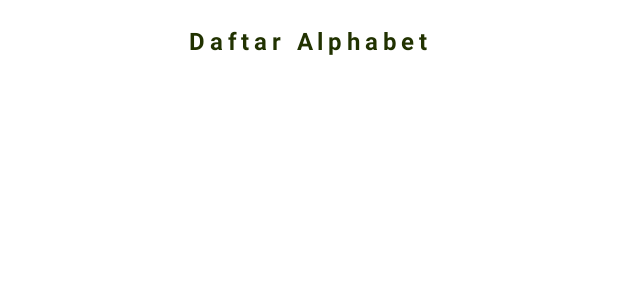
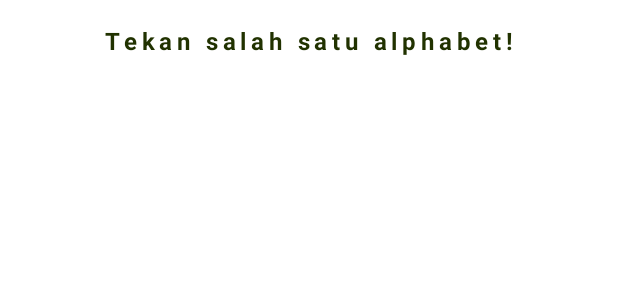
Before and after one commit to puay12/24001116-synrgy7-pan-yourwordcollection-ch3, an Android app: the layout fragment_main_navigation.xml on its own in the app's theme, with its tools: preview values and no code run, on a phone screen of 412 x 824 dp. Shown: the top 300 px of the screen. Run offline under Robolectric (Android 15) with nearby library versions, the phone set to English and light mode, and no system bars.

Commit message:
update: fix erorrs and bugs on navigation component

```diff
--- a/app/src/main/AndroidManifest.xml
+++ b/app/src/main/AndroidManifest.xml
@@ -1,6 +1,8 @@
 <?xml version="1.0" encoding="utf-8"?>
 <manifest xmlns:android="http://schemas.android.com/apk/res/android"
     xmlns:tools="http://schemas.android.com/tools">
+
+    <uses-permission android:name="android.permission.INTERNET"/>
 
     <application
         android:allowBackup="true"
@@ -12,8 +14,7 @@
         android:theme="@style/Theme.YourWordCollection"
         tools:targetApi="31">
         <activity
-            android:name=".NavigationComponentActivity"
-            android:exported="false" />
+            android:name=".navigationcomponent.NavigationComponentActivity" />
         <activity
             android:name=".activity.MainActivity"
             android:exported="true">
--- a/app/src/main/java/com/example/yourwordcollection/activity/MainActivity.kt
+++ b/app/src/main/java/com/example/yourwordcollection/activity/MainActivity.kt
@@ -2,6 +2,7 @@ package com.example.yourwordcollection.activity
 
 import androidx.appcompat.app.AppCompatActivity
 import android.os.Bundle
+import android.util.Log
 import com.example.yourwordcollection.R
 import com.example.yourwordcollection.navigationcomponent.NavigationComponentActivity
 
@@ -10,6 +11,7 @@ class MainActivity : AppCompatActivity() {
         super.onCreate(savedInstanceState)
         supportActionBar?.hide()
         setContentView(R.layout.activity_main)
+        Log.i("somethin1", "INSIDE")
         NavigationComponentActivity.startActivity(this)
     }
 }
--- a/app/src/main/java/com/example/yourwordcollection/navigationcomponent/NavigationComponentActivity.kt
+++ b/app/src/main/java/com/example/yourwordcollection/navigationcomponent/NavigationComponentActivity.kt
@@ -4,6 +4,7 @@ import android.content.Context
 import android.content.Intent
 import androidx.appcompat.app.AppCompatActivity
 import android.os.Bundle
+import android.util.Log
 import androidx.navigation.fragment.NavHostFragment
 import androidx.navigation.ui.setupActionBarWithNavController
 import com.example.yourwordcollection.R
@@ -20,6 +21,7 @@ class NavigationComponentActivity : AppCompatActivity() {
 
     override fun onCreate(savedInstanceState: Bundle?) {
         super.onCreate(savedInstanceState)
+        Log.i("somethin", "MASUK")
         setContentView(binding.root)
         setupNavigationComponentWithAppbar()
     }
--- a/app/src/main/res/layout/fragment_main_navigation.xml
+++ b/app/src/main/res/layout/fragment_main_navigation.xml
@@ -17,7 +17,7 @@
         android:textSize="16sp"
         android:textColor="?android:textColorPrimary"
         android:letterSpacing="0.2"
-        android:layout_marginBottom="10dp"
+        android:layout_marginBottom="16dp"
         android:layout_gravity="center_horizontal"/>
 
     <androidx.swiperefreshlayout.widget.SwipeRefreshLayout
--- a/app/src/main/res/layout/item_alphabet.xml
+++ b/app/src/main/res/layout/item_alphabet.xml
@@ -4,7 +4,8 @@
     xmlns:app="http://schemas.android.com/apk/res-auto"
     android:layout_width="match_parent"
     android:layout_height="wrap_content"
-    app:cardCornerRadius="10dp"
+    android:layout_marginBottom="16dp"
+    app:cardCornerRadius="16dp"
     app:cardBackgroundColor="@color/secondary_green">
 
     <androidx.constraintlayout.widget.ConstraintLayout
--- a/app/src/main/res/values/strings.xml
+++ b/app/src/main/res/values/strings.xml
@@ -1,7 +1,7 @@
 <resources>
     <string name="app_name">Your Word Collection</string>
     <string name="alphabet_item">A</string>
-    <string name="title">Daftar Alphabet</string>
+    <string name="title">Tekan salah satu alphabet!</string>
     <!-- TODO: Remove or change this placeholder text -->
     <string name="hello_blank_fragment">Hello blank fragment</string>
     <string name="word_text">Halo dek</string>
```
